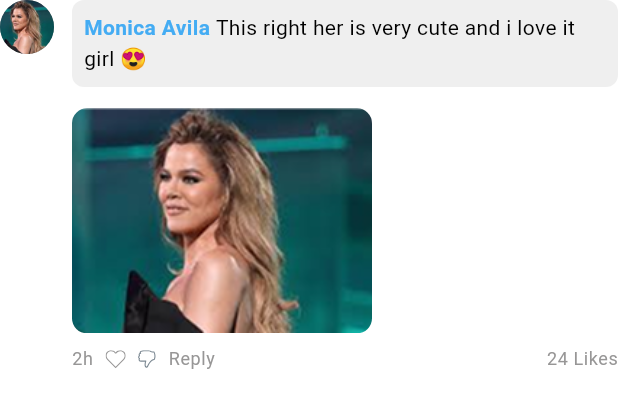
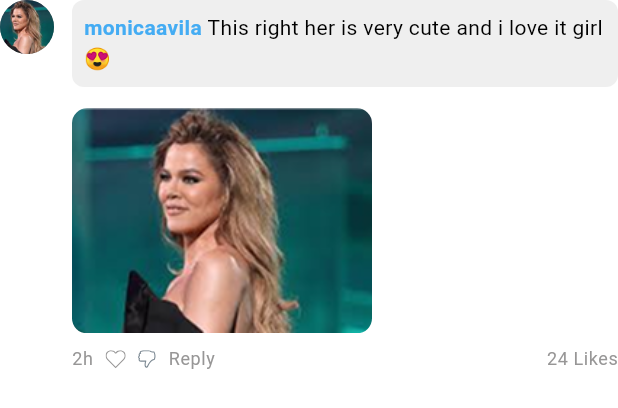
Before and after one commit to Laiba3131/new_app, a Flutter app: the CommentItem widget shown alone on an empty page, opened directly with sample values from the repository, on a phone screen of 412 x 824 dp. Shown: the top 408 px of the screen. Run offline on Flutter 3.47's test engine with Material 3 defaults, Android fonts, the phone set to English and light mode, and no system bars; our stand-ins replace bot_toast, cached_network_image, dio, equatable, flutter_bloc, flutter_otp_text_field and 9 more; accounts and stored records are empty; Roboto replaces fonts that are missing (DmSans); project files that could hold a hidden picture were left out.

Commit message:
comment isssue

```diff
--- a/lib/modules/profile/widgets/comment_items_widget.dart
+++ b/lib/modules/profile/widgets/comment_items_widget.dart
@@ -88,7 +88,7 @@ class _CommentItemState extends State<CommentItem> {
                         text: TextSpan(
                           children: [
                             TextSpan(
-                              text: widget.comment.username + " ",
+                              text: '${widget.comment.username.toString().toLowerCase().replaceAll(' ', '')} ',
                               style: context.textTheme.bodyMedium?.copyWith(
                                 color: AppColors.primaryColor,
                                 fontWeight: FontWeight.bold,
```
